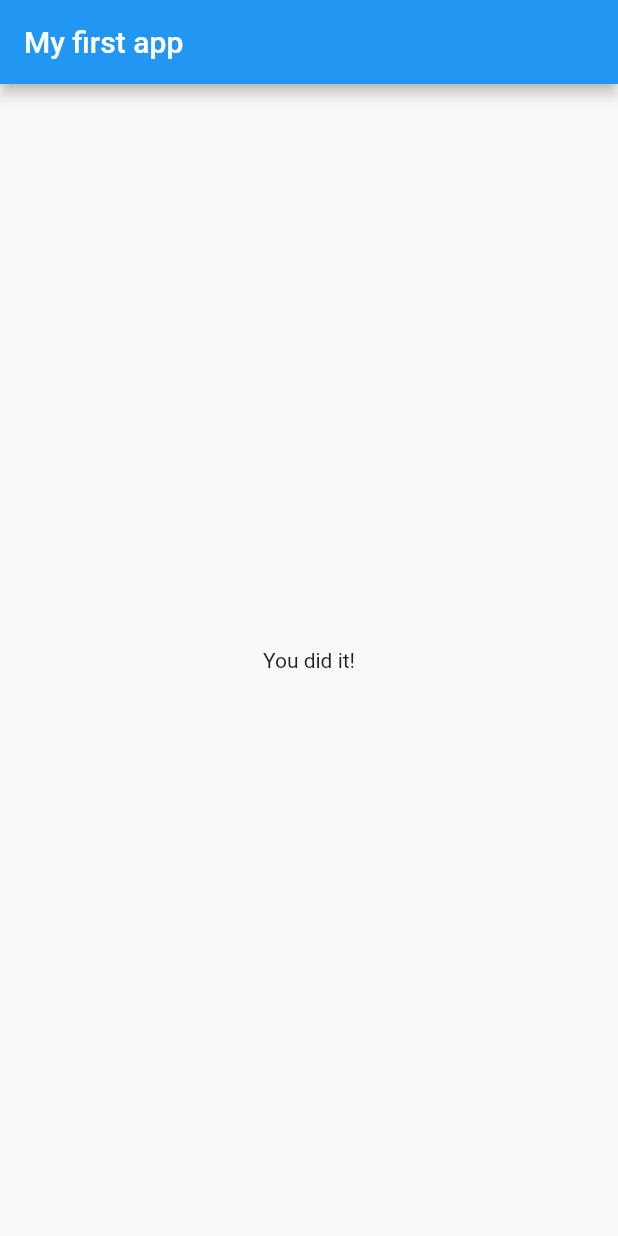
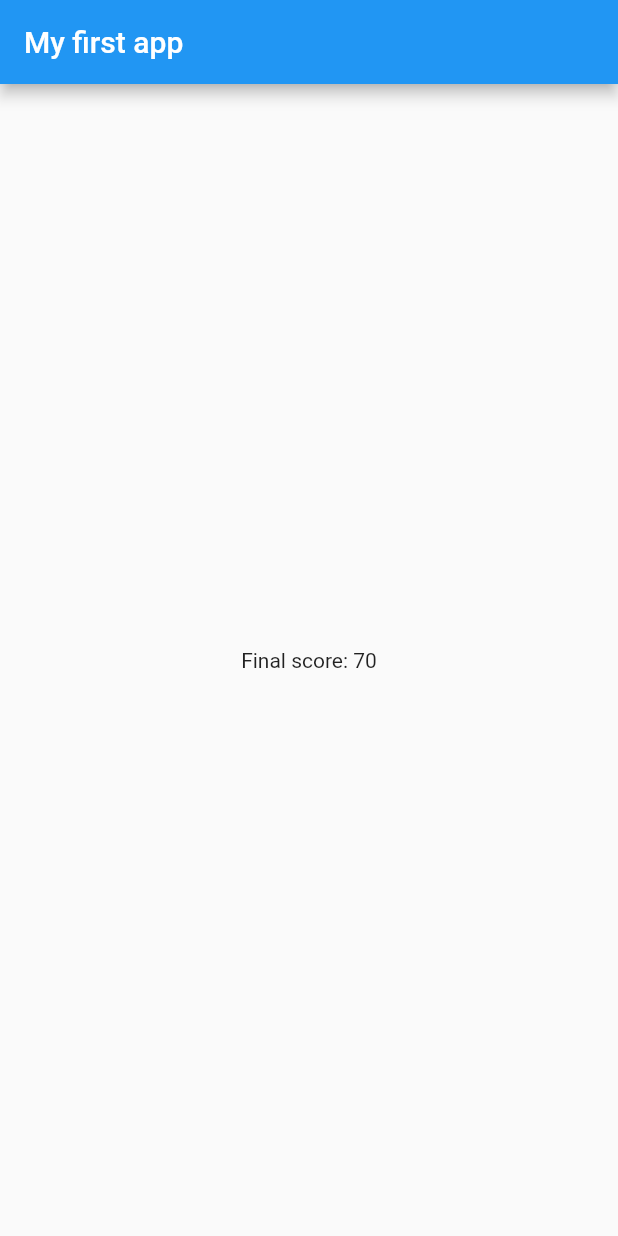
Before and after one commit to alexandregressier/notes, a Flutter app: the screen it shows after launch, after a tap on "Red", after a tap on "Cat", after a tap on "Spider-man", on a phone screen of 412 x 824 dp. Run offline on Flutter 3.47's test engine with Material 2 defaults, Android fonts, the phone set to English and light mode, and no system bars.

Commit message:
Implement the computation of a score

```diff
--- a/courses/learn-flutter-dart-to-build-ios-android-apps/first_app/lib/main.dart
+++ b/courses/learn-flutter-dart-to-build-ios-android-apps/first_app/lib/main.dart
@@ -1,7 +1,7 @@
-import 'package:first_app/result.dart';
 import 'package:flutter/material.dart';
 
 import './quiz.dart';
+import './result.dart';
 
 main() => runApp(MyApp());
 
@@ -14,23 +14,40 @@ class _MyAppState extends State<MyApp> {
   static const _questions = const [
     {
       'question': 'What is your favorite color?',
-      'answers': ['Red', 'Yellow', 'Green', 'Blue'],
+      'answers': [
+        {'answer': 'Red', 'points': 30},
+        {'answer': 'Yellow', 'points': 20},
+        {'answer': 'Green', 'points': 10},
+        {'answer': 'Blue', 'points': 25},
+      ],
     },
     {
       'question': 'What is your favorite animal?',
-      'answers': ['Dog', 'Cat', 'Bird', 'Fish'],
+      'answers': [
+        {'answer': 'Dog', 'points': 35},
+        {'answer': 'Cat', 'points': 5},
+        {'answer': 'Bird', 'points': 25},
+        {'answer': 'Fish', 'points': 15},
+      ],
     },
     {
       'question': 'Who is your favorite superhero?',
-      'answers': ['Superman', 'Batman', 'Spider-man', 'Iron man'],
+      'answers': [
+        {'answer': 'Superman', 'points': 10},
+        {'answer': 'Batman', 'points': 25},
+        {'answer': 'Spider-man', 'points': 35},
+        {'answer': 'Iron man', 'points': 20},
+      ],
     },
   ];
   var _questionIndex = 0;
+  var _score = 0;
 
-  void _answerQuestion() {
+  void _answerQuestion(final int points) {
     setState(() {
       ++_questionIndex;
     });
+    _score += points;
   }
 
   @override
@@ -46,7 +63,7 @@ class _MyAppState extends State<MyApp> {
                   answers: _questions[_questionIndex]['answers'],
                   callback: _answerQuestion,
                 )
-              : Result()),
+              : Result(score: _score)),
     );
   }
 }
--- a/courses/learn-flutter-dart-to-build-ios-android-apps/first_app/lib/quiz.dart
+++ b/courses/learn-flutter-dart-to-build-ios-android-apps/first_app/lib/quiz.dart
@@ -5,8 +5,8 @@ import './answer.dart';
 
 class Quiz extends StatelessWidget {
   final String question;
-  final List<String> answers;
-  final VoidCallback callback;
+  final List<Map<String, Object>> answers;
+  final Function callback;
 
   Quiz(
       {@required this.question,
@@ -17,7 +17,11 @@ class Quiz extends StatelessWidget {
   Widget build(BuildContext context) {
     return Column(children: [
       Question(question),
-      for (var answer in answers) Answer(answer, callback),
+      for (var answer in answers)
+        Answer(
+          answer['answer'] as String,
+          () => callback(answer['points'] as int),
+        ),
     ]);
   }
 }
--- a/courses/learn-flutter-dart-to-build-ios-android-apps/first_app/lib/result.dart
+++ b/courses/learn-flutter-dart-to-build-ios-android-apps/first_app/lib/result.dart
@@ -1,10 +1,14 @@
 import 'package:flutter/material.dart';
 
 class Result extends StatelessWidget {
+  final int score;
+
+  Result({@required this.score});
+
   @override
   Widget build(BuildContext context) {
     return Center(
-      child: Text('You did it!'),
+      child: Text('Final score: $score'),
     );
   }
 }
```
